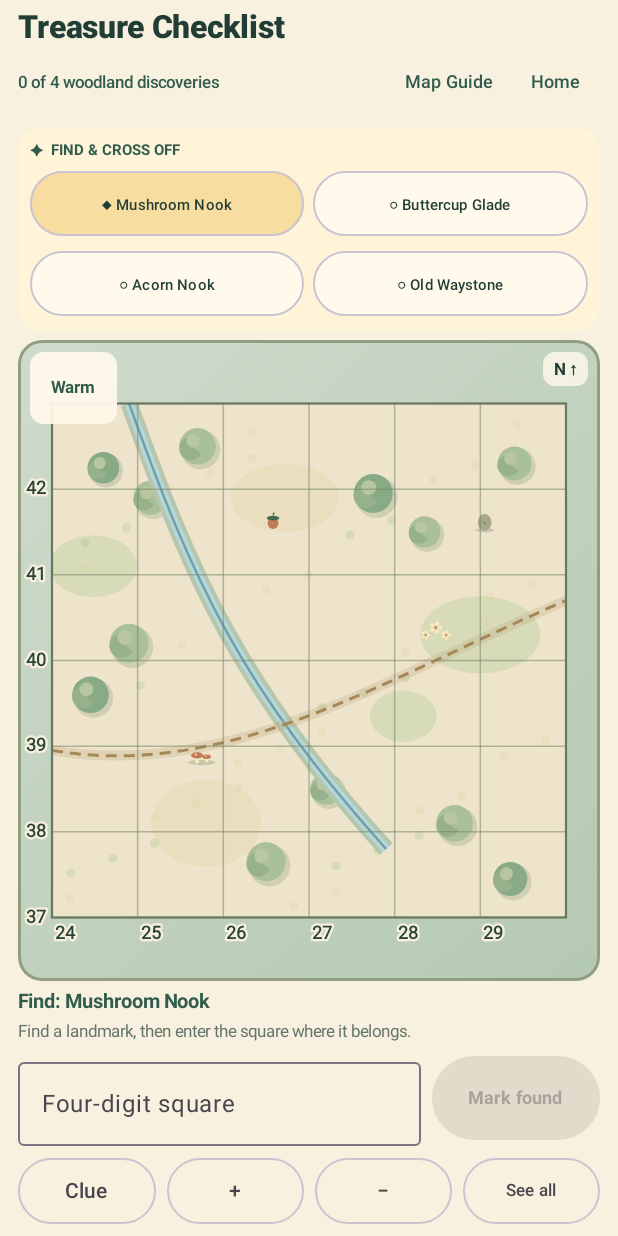
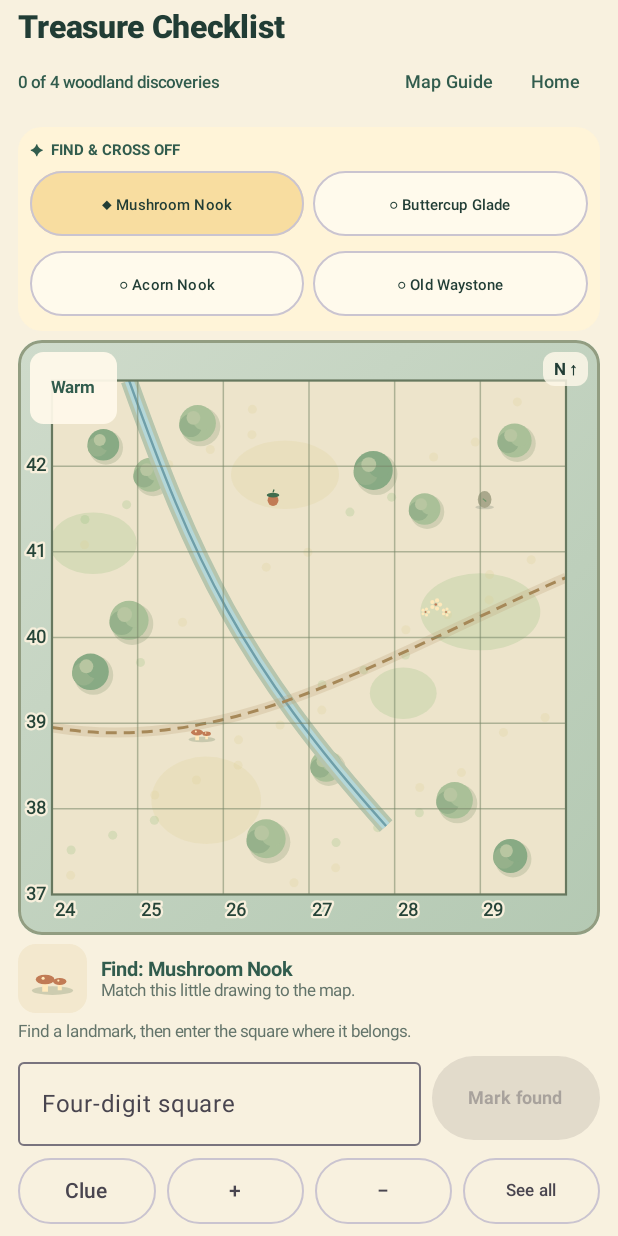
Before and after one commit to EdenP-Development/GridMates-Grid-Hunt, an Android app built with Jetpack Compose: the composable TreasureChecklistScreen shown on its own in the app's theme, on a phone screen of 412 x 824 dp. Run offline under Robolectric (Android 15) with nearby library versions, the phone set to English and light mode, and no system bars.

Commit message:
feat(checklist): show active matching landmark picture beside target name

```diff
--- a/app/src/main/java/com/playereden/gridmates/gridhunt/TreasureChecklistScreen.kt
+++ b/app/src/main/java/com/playereden/gridmates/gridhunt/TreasureChecklistScreen.kt
@@ -210,7 +210,7 @@ internal fun TreasureChecklistScreen(
                         TreasureChecklistFinished(onHome, replay)
                     } else {
                         TreasureChecklistTargets(mission.targets, completed, active?.id, choose)
-                        TreasureChecklistAnswer(active, answer, { answer = it },
+                        TreasureChecklistAnswer(active, mapLook, answer, { answer = it },
                             feedback, hintVisible, { hintVisible = !hintVisible },
                             ::zoomBy, ::fit, check)
                     }
@@ -233,7 +233,7 @@ internal fun TreasureChecklistScreen(
                 if (finished) {
                     TreasureChecklistFinished(onHome, replay)
                 } else {
-                    TreasureChecklistAnswer(active, answer, { answer = it }, feedback,
+                    TreasureChecklistAnswer(active, mapLook, answer, { answer = it }, feedback,
                         hintVisible, { hintVisible = !hintVisible }, ::zoomBy, ::fit, check)
                 }
             }
@@ -310,6 +310,7 @@ private fun TreasureChecklistTargets(
 @Composable
 private fun TreasureChecklistAnswer(
     active: WoodlandLandmark?,
+    mapLook: MapLook,
     answer: String,
     onAnswer: (String) -> Unit,
     feedback: String,
@@ -320,7 +321,20 @@ private fun TreasureChecklistAnswer(
     onCheck: () -> Unit
 ) {
     if (active == null) return
-    Text("Find: ${active.name}", color = Forest, fontWeight = FontWeight.Bold, fontSize = 13.sp)
+    Row(
+        Modifier.fillMaxWidth().testTag("activeTreasurePreview"),
+        verticalAlignment = Alignment.CenterVertically,
+        horizontalArrangement = Arrangement.spacedBy(9.dp)
+    ) {
+        WoodlandLandmarkSwatch(
+            active.id, mapLook, symbolSize = 46.dp
+        )
+        Column(Modifier.weight(1f)) {
+            Text("Find: ${active.name}", color = Forest,
+                fontWeight = FontWeight.Bold, fontSize = 13.sp)
+            Text("Match this little drawing to the map.", color = Muted, fontSize = 11.sp)
+        }
+    }
     if (showHint) {
         Text(active.clue, color = Muted, fontSize = 11.sp,
             modifier = Modifier.testTag("treasureHint"))
```
